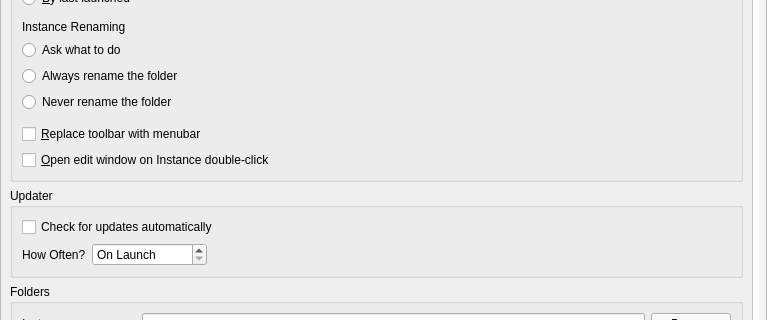
This is launcher/ui/pages/global/LauncherPage.ui in awakenginexe/Awake-Launcher as Qt 5 draws it before an edit; both pictures show x 0 to 767 and y 97 to 417 of the 767 by 796 pixel window. The edited form follows.
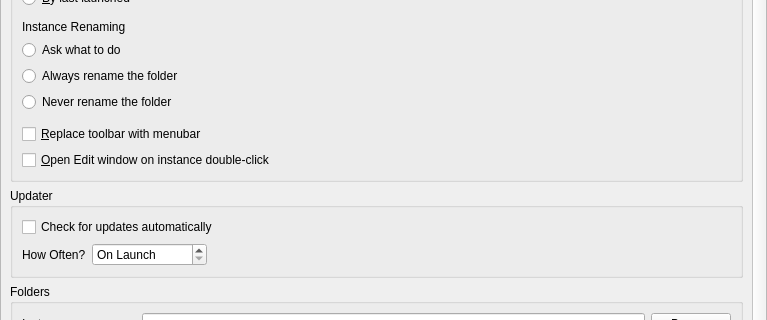
This is the edited form.

The edit to the form file:
```diff
--- a/launcher/ui/pages/global/LauncherPage.ui
+++ b/launcher/ui/pages/global/LauncherPage.ui
@@ -168,7 +168,7 @@
              <string>Opens the edit instance window on double-clicking an instance instead of running the instance.</string>
             </property>
             <property name="text">
-             <string>&amp;Open edit window on Instance double-click</string>
+             <string>&amp;Open Edit window on instance double-click</string>
             </property>
            </widget>
           </item>
```
